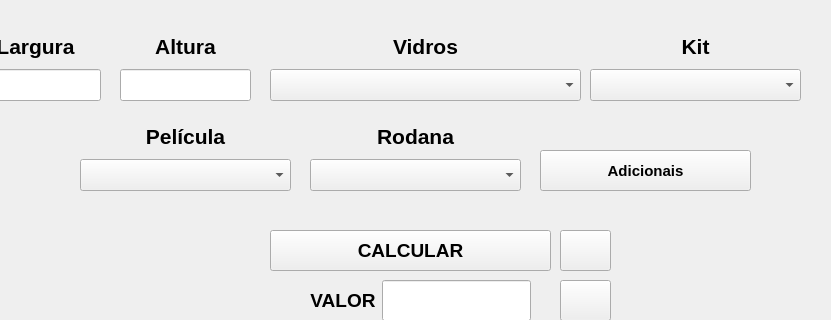
First picture: the form in ArtvidrosV3/fechamentodepia.ui, repository PedrOliveiraM/Artvidros-2023, before the edit; both pictures show x 290 to 1121 and y 260 to 580 of the 1366 by 768 pixel window.
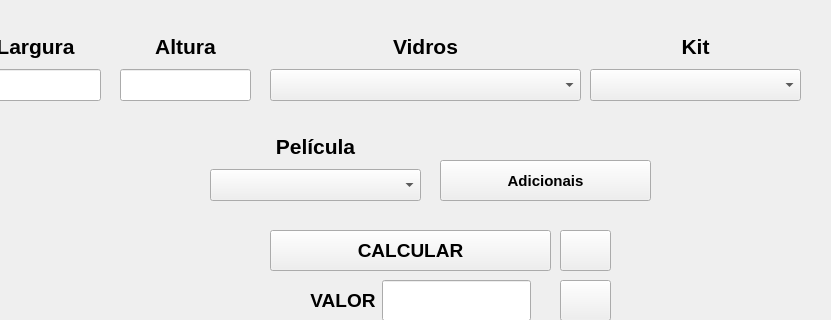
Second picture: the form after the edit. Icons and pictures are not drawn.

```diff
--- a/ArtvidrosV3/fechamentodepia.ui
+++ b/ArtvidrosV3/fechamentodepia.ui
@@ -74,8 +74,8 @@
   <widget class="QWidget" name="layoutWidget_9">
    <property name="geometry">
     <rect>
-     <x>370</x>
-     <y>380</y>
+     <x>500</x>
+     <y>390</y>
      <width>211</width>
      <height>71</height>
     </rect>
@@ -324,46 +324,6 @@
     </item>
    </layout>
   </widget>
-  <widget class="QWidget" name="layoutWidget_3">
-   <property name="geometry">
-    <rect>
-     <x>600</x>
-     <y>380</y>
-     <width>211</width>
-     <height>71</height>
-    </rect>
-   </property>
-   <layout class="QVBoxLayout" name="verticalLayout_7">
-    <item>
-     <widget class="QLabel" name="label_5">
-      <property name="text">
-       <string>&lt;html&gt;&lt;head/&gt;&lt;body&gt;&lt;p align=&quot;center&quot;&gt;&lt;span style=&quot; font-size:16pt; font-weight:700;&quot;&gt;Rodana&lt;/span&gt;&lt;/p&gt;&lt;/body&gt;&lt;/html&gt;</string>
-      </property>
-     </widget>
-    </item>
-    <item>
-     <widget class="QComboBox" name="comboBoxRodana">
-      <property name="sizePolicy">
-       <sizepolicy hsizetype="Preferred" vsizetype="Preferred">
-        <horstretch>0</horstretch>
-        <verstretch>0</verstretch>
-       </sizepolicy>
-      </property>
-      <property name="font">
-       <font>
-        <pointsize>11</pointsize>
-        <bold>true</bold>
-       </font>
-      </property>
-      <item>
-       <property name="text">
-        <string/>
-       </property>
-      </item>
-     </widget>
-    </item>
-   </layout>
-  </widget>
   <widget class="QPushButton" name="pushButtonSalvar">
    <property name="geometry">
     <rect>
@@ -413,8 +373,8 @@
   <widget class="QPushButton" name="pushButtonRefatorando">
    <property name="geometry">
     <rect>
-     <x>830</x>
-     <y>410</y>
+     <x>730</x>
+     <y>420</y>
      <width>211</width>
      <height>41</height>
     </rect>
```
